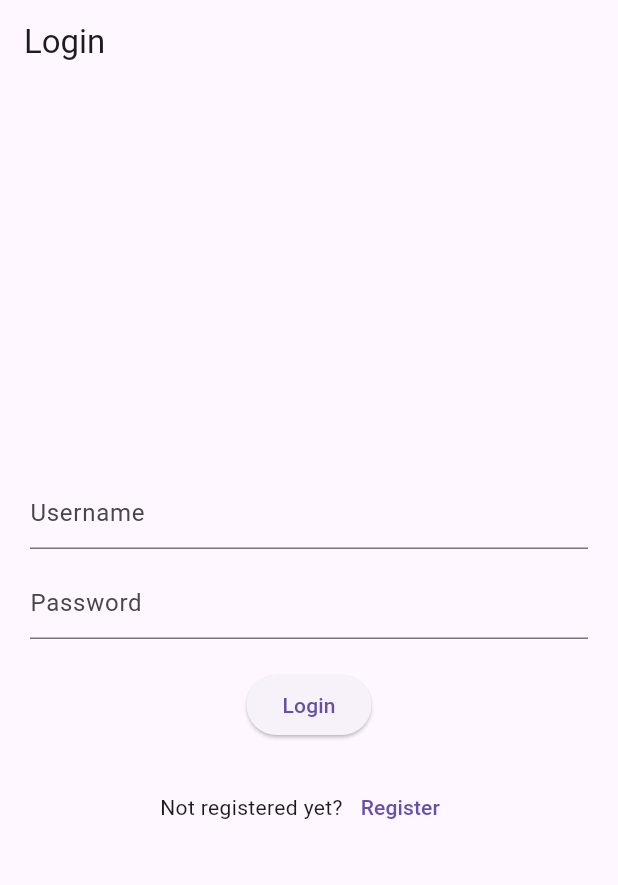
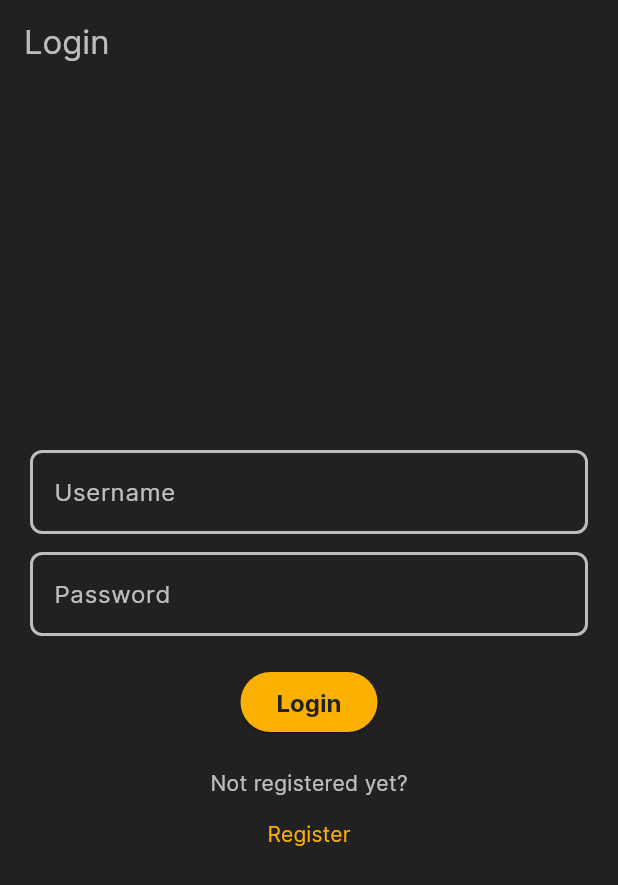
Before and after one commit to lalitshankarchowdhury/TrackMyTow, a Flutter app: the screen it shows after launch, after a tap on "Get started", on a phone screen of 412 x 824 dp. Shown: the top 885 px of the screen. Run offline on Flutter 3.47's test engine with Material 3 defaults, Android fonts, the light colour scheme and no system bars; our stand-ins replace geolocator, permission_handler.

Commit message:
Implement application theme

```diff
--- a/track_my_tow/lib/main.dart
+++ b/track_my_tow/lib/main.dart
@@ -1,8 +1,91 @@
 import 'package:flutter/material.dart';
 import 'pages/intro_page.dart';
+import 'package:flutter/services.dart';
 
 void main() {
-  runApp(const MaterialApp(
-    home: IntroPage(),
+  SystemChrome.setSystemUIOverlayStyle(SystemUiOverlayStyle(
+    statusBarColor: Colors.grey.shade900,
+    systemNavigationBarColor: Colors.grey.shade900,
+  ));
+  runApp(MaterialApp(
+    home: const IntroPage(),
+    theme: ThemeData(
+        fontFamily: 'Inter',
+        bottomNavigationBarTheme: BottomNavigationBarThemeData(
+          backgroundColor: Colors.grey.shade900,
+          selectedItemColor: const Color(0xFFFCB001),
+          unselectedItemColor: Colors.white70,
+        ),
+        listTileTheme: const ListTileThemeData(
+          textColor: Colors.white70,
+        ),
+        cardTheme: CardTheme(
+          color: Colors.grey.shade800,
+        ),
+        dialogTheme: DialogTheme(
+          backgroundColor: Colors.grey.shade900,
+          surfaceTintColor: Colors.grey.shade900,
+        ),
+        textButtonTheme: TextButtonThemeData(
+            style:
+                TextButton.styleFrom(foregroundColor: const Color(0xFFFCB001))),
+        floatingActionButtonTheme: FloatingActionButtonThemeData(
+          extendedTextStyle: const TextStyle(
+            fontFamily: 'Inter',
+            fontWeight: FontWeight.bold,
+          ),
+          backgroundColor: const Color(0xFFFCB001),
+          foregroundColor: Colors.grey.shade900,
+        ),
+        elevatedButtonTheme: ElevatedButtonThemeData(
+          style: ElevatedButton.styleFrom(
+            textStyle: const TextStyle(
+              fontSize: 16,
+              fontFamily: 'Inter',
+              fontWeight: FontWeight.bold,
+            ),
+            foregroundColor: Colors.grey.shade900,
+            backgroundColor: const Color(0xFFFCB001),
+          ),
+        ),
+        scaffoldBackgroundColor: Colors.grey.shade900,
+        textSelectionTheme:
+            const TextSelectionThemeData(cursorColor: Color(0xFFFCB001)),
+        inputDecorationTheme: InputDecorationTheme(
+            hintStyle: const TextStyle(color: Colors.white70),
+            labelStyle: const TextStyle(color: Colors.white70),
+            enabledBorder: OutlineInputBorder(
+              borderRadius: BorderRadius.circular(8.0),
+              borderSide: const BorderSide(color: Colors.white70, width: 2.0),
+            ),
+            focusedBorder: OutlineInputBorder(
+              borderRadius: BorderRadius.circular(8.0),
+              borderSide:
+                  const BorderSide(color: Color(0xFFFCB001), width: 2.0),
+            )),
+        textTheme: const TextTheme(
+            bodyLarge: TextStyle(color: Colors.white70),
+            bodyMedium: TextStyle(color: Colors.white70),
+            bodySmall: TextStyle(color: Colors.white70),
+            displayLarge: TextStyle(color: Colors.white70),
+            displayMedium: TextStyle(color: Colors.white70),
+            displaySmall: TextStyle(color: Colors.white70),
+            headlineLarge: TextStyle(color: Colors.white70),
+            headlineMedium: TextStyle(color: Colors.white70),
+            headlineSmall: TextStyle(color: Colors.white70),
+            titleLarge: TextStyle(color: Colors.white70),
+            titleMedium: TextStyle(color: Colors.white70),
+            titleSmall: TextStyle(color: Colors.white70),
+            labelLarge: TextStyle(color: Colors.white70),
+            labelMedium: TextStyle(color: Colors.white70),
+            labelSmall: TextStyle(color: Colors.white70)),
+        appBarTheme: AppBarTheme(
+            color: Colors.grey.shade900, foregroundColor: Colors.white70),
+        pageTransitionsTheme: const PageTransitionsTheme(builders: {
+          TargetPlatform.android: CupertinoPageTransitionsBuilder(),
+          TargetPlatform.iOS: CupertinoPageTransitionsBuilder(),
+          TargetPlatform.windows: CupertinoPageTransitionsBuilder(),
+          TargetPlatform.linux: CupertinoPageTransitionsBuilder(),
+        })),
   ));
 }
--- a/track_my_tow/lib/pages/intro_page.dart
+++ b/track_my_tow/lib/pages/intro_page.dart
@@ -14,7 +14,7 @@ class IntroPage extends StatelessWidget {
             mainAxisAlignment: MainAxisAlignment.center,
             children: [
               const Text(
-                'TrackMyTow',
+                'Welcome to TrackMyTow',
                 style: TextStyle(
                   fontSize: 24,
                   fontWeight: FontWeight.bold,
--- a/track_my_tow/lib/pages/login_page.dart
+++ b/track_my_tow/lib/pages/login_page.dart
@@ -46,12 +46,14 @@ class _LoginPageState extends State<LoginPage> {
             if (_loginState == 'Failed')
               const Text(
                 "Invalid credentials",
-                style: TextStyle(color: Colors.red),
+                style:
+                    TextStyle(fontWeight: FontWeight.bold, color: Colors.red),
               ),
             if (_loginState == 'Succeeded')
               const Text(
                 "Credentials valid",
-                style: TextStyle(color: Colors.green),
+                style:
+                    TextStyle(fontWeight: FontWeight.bold, color: Colors.green),
               ),
             TextField(
               onChanged: (value) {
@@ -81,21 +83,15 @@ class _LoginPageState extends State<LoginPage> {
               child: const Text('Login'),
             ),
             const SizedBox(height: 20),
-            Row(
-              mainAxisAlignment: MainAxisAlignment.center,
-              children: [
             const Text("Not registered yet?"),
             TextButton(
               onPressed: () {
                 Navigator.pushReplacement(
                   context,
-                      MaterialPageRoute(
-                          builder: (context) => const RegisterPage()),
+                  MaterialPageRoute(builder: (context) => const RegisterPage()),
                 );
               },
               child: const Text("Register"),
-                ),
-              ],
             ),
           ],
         ),
--- a/track_my_tow/lib/pages/register_page.dart
+++ b/track_my_tow/lib/pages/register_page.dart
@@ -75,6 +75,7 @@ class _RegisterPageState extends State<RegisterPage> {
               Text(
                 _helpMessage,
                 style: TextStyle(
+                    fontWeight: FontWeight.bold,
                     color:
                         _registerState == 'Failed' ? Colors.red : Colors.green),
               ),
--- a/track_my_tow/pubspec.yaml
+++ b/track_my_tow/pubspec.yaml
@@ -90,3 +90,8 @@ flutter:
   #
   # For details regarding fonts from package dependencies,
   # see https://flutter.dev/custom-fonts/#from-packages
+  fonts:
+    - family: Inter
+      fonts:
+        - asset: fonts/Inter-Regular.ttf
+        - asset: fonts/Inter-Bold.ttf
```
Also changed, not shown: track_my_tow/lib/pages/main_page.dart (+2 -8 lines), track_my_tow/lib/pages/nav/tow_truck_page.dart (+18 -14 lines), track_my_tow/fonts/Inter-Bold.ttf (added), track_my_tow/fonts/Inter-Regular.ttf (added). Lines whose indentation alone changed are shown as unchanged.
